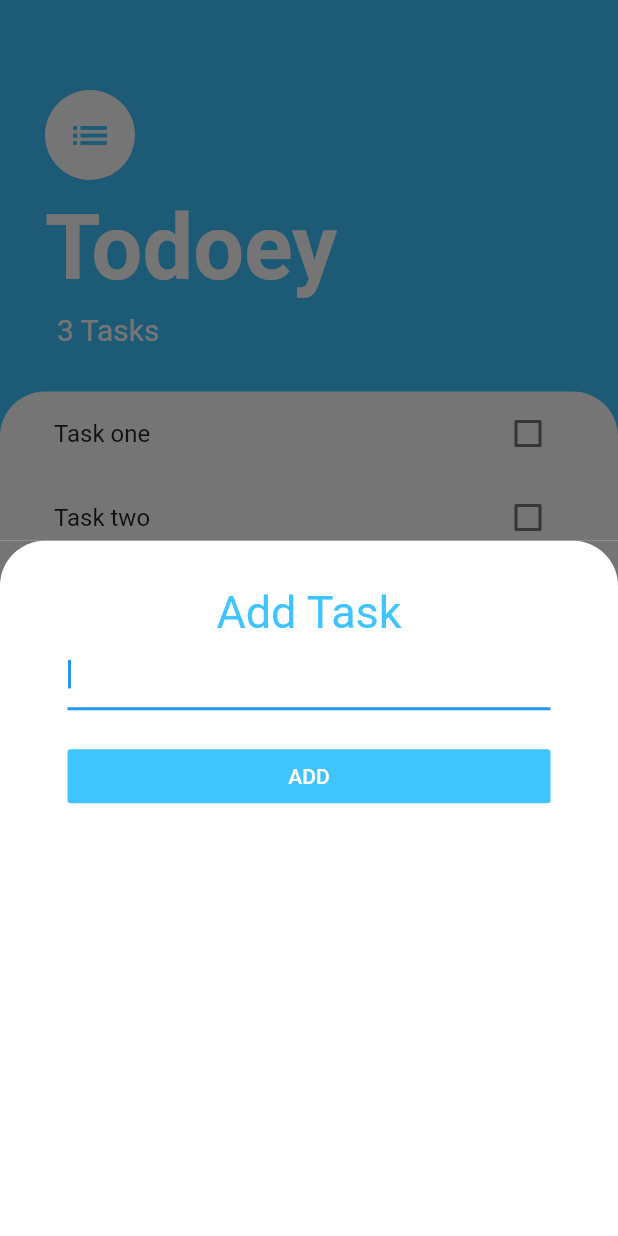
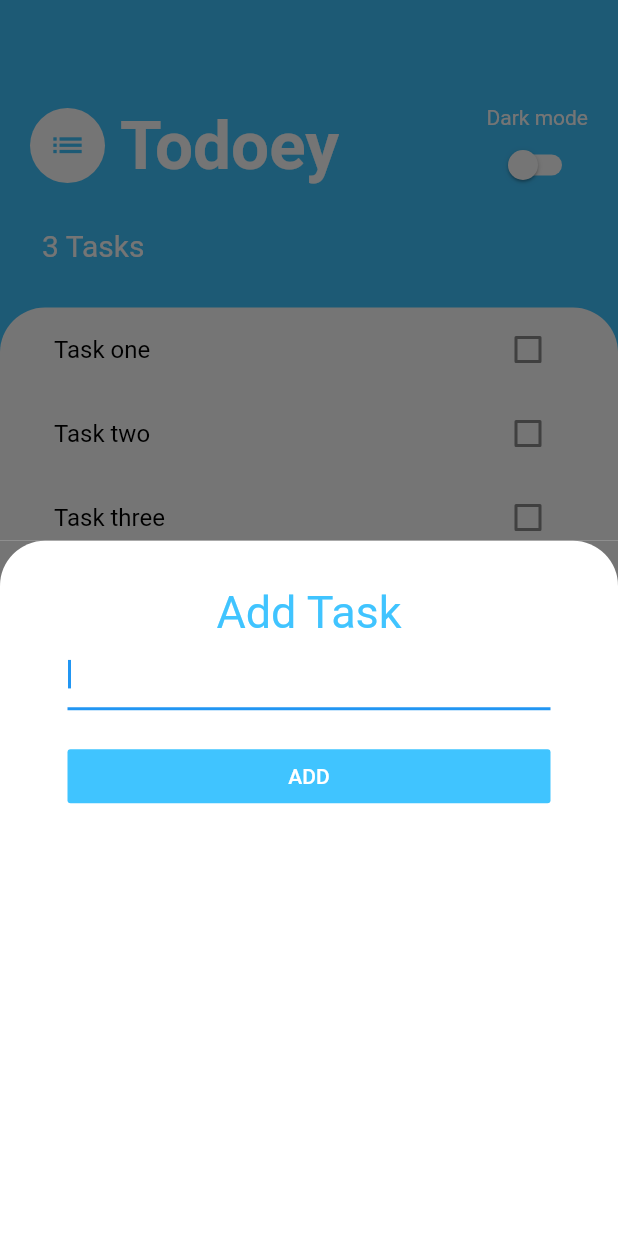
Before and after one commit to Fiyiin/todoey, a Flutter app: the screen it shows after launch, after a tap on the "add" icon, on a phone screen of 412 x 824 dp. Run offline on Flutter 3.47's test engine with Material 2 defaults, Android fonts, the phone set to English and light mode, and no system bars; our stand-ins replace shared_preferences.

Commit message:
Implement dark mode

```diff
--- a/lib/main.dart
+++ b/lib/main.dart
@@ -1,19 +1,48 @@
 import 'package:flutter/material.dart';
 import 'package:provider/provider.dart';
+import 'package:todoey/models/dark_theme.dart';
 import 'package:todoey/models/task_data.dart';
 import 'package:todoey/screens/tasks_screen.dart';
 
 void main() => runApp(MyApp());
 
-class MyApp extends StatelessWidget {
+class MyApp extends StatefulWidget {
+  @override
+  _MyAppState createState() => _MyAppState();
+}
+
+class _MyAppState extends State<MyApp> {
+  DarkThemeData themeChangeData = DarkThemeData();
+
+  @override
+  void initState() {
+    super.initState();
+    getCurrentAppTheme();
+  }
+
+  void getCurrentAppTheme() async {
+    themeChangeData.darkTheme =
+        await themeChangeData.darkThemePreference.getTheme();
+  }
 
   @override
   Widget build(BuildContext context) {
-    return ChangeNotifierProvider<TaskData>(
-      create: (context) => TaskData(),
-          child: MaterialApp(
-          home: TasksScreen(),
+    return MultiProvider(
+      providers: [
+        ChangeNotifierProvider(
+          create: (context) => DarkThemeData(),
         ),
+        ChangeNotifierProvider<TaskData>(
+          create: (context) => TaskData(),
+        )
+      ],
+      child: Consumer<DarkThemeData>(
+        builder: (BuildContext context, value, Widget child) {
+          return MaterialApp(
+            home: TasksScreen(),
+          );
+        },
+      ),
     );
   }
 }
--- /dev/null
+++ b/lib/models/dark_theme.dart
@@ -0,0 +1,16 @@
+import 'package:flutter/material.dart';
+import 'package:todoey/utilities/shared_preferences.dart';
+
+class DarkThemeData extends ChangeNotifier {
+  DarkThemePreference darkThemePreference = DarkThemePreference();
+
+  bool _darkTheme = false;
+
+  bool get darkTheme => _darkTheme;
+
+  set darkTheme(bool value) {
+    _darkTheme = value;
+    darkThemePreference.setDarkTheme(_darkTheme);
+    notifyListeners();
+  }
+}
--- a/lib/screens/tasks_screen.dart
+++ b/lib/screens/tasks_screen.dart
@@ -1,5 +1,6 @@
 import 'package:flutter/material.dart';
 import 'package:provider/provider.dart';
+import 'package:todoey/models/dark_theme.dart';
 import 'package:todoey/widgets/add_tasks_screen.dart';
 import 'package:todoey/widgets/tasks_list.dart';
 import 'package:todoey/models/task_data.dart';
@@ -7,44 +8,84 @@ import 'package:todoey/models/task_data.dart';
 class TasksScreen extends StatelessWidget {
   @override
   Widget build(BuildContext context) {
+    final themeData = Provider.of<DarkThemeData>(context);
     return Scaffold(
-      backgroundColor: Colors.lightBlueAccent,
+      backgroundColor:
+          themeData.darkTheme ? Colors.black : Colors.lightBlueAccent,
       body: Column(
         crossAxisAlignment: CrossAxisAlignment.start,
         children: [
           Container(
             padding: EdgeInsets.only(
-                top: 60.0, left: 30.0, bottom: 30.0, right: 30.0),
+                top: 60.0, left: 20.0, bottom: 30.0, right: 20.0),
             child: Column(
               crossAxisAlignment: CrossAxisAlignment.start,
               children: <Widget>[
+                Row(
+                  mainAxisAlignment: MainAxisAlignment.spaceBetween,
+                  children: <Widget>[
                     Container(
-                  child: CircleAvatar(
-                    radius: 30.0,
+                      child: Row(
+                        children: <Widget>[
+                          CircleAvatar(
+                            radius: 25.0,
                             backgroundColor: Colors.white,
                             child: Icon(
                               Icons.list,
                               color: Colors.lightBlueAccent,
-                      size: 30.0,
-                    ),
+                              size: 25.0,
                             ),
                           ),
                           SizedBox(
-                  height: 10.0,
+                            width: 10.0,
                           ),
                           Text(
                             'Todoey',
                             style: TextStyle(
-                    fontSize: 60.0,
+                              fontSize: 45.0,
                               color: Colors.white,
                               fontWeight: FontWeight.bold,
                             ),
+                          ),
+                        ],
+                      ),
+                    ),
+                    Padding(
+                      padding: const EdgeInsets.only(top:10.0),
+                      child: Column(
+                        children: <Widget>[
+                          Text(
+                            'Dark mode',
+                            style: TextStyle(
+                              color: Colors.white,
+                            ),
+                          ),
+                          Switch(
+                            activeColor: Colors.lightBlueAccent,
+                            activeTrackColor: Colors.white,
+                            inactiveThumbColor: Colors.white,
+                            inactiveTrackColor: Colors.white,
+                            value: themeData.darkTheme,
+                            onChanged: (value) {
+                              themeData.darkTheme = value;
+                            },
+                          ),
+                        ],
+                      ),
+                    )
+                  ],
+                ),
+                SizedBox(
+                  height: 10.0,
                 ),
                 Padding(
                   padding: const EdgeInsets.only(left: 8.0, top: 8.0),
                   child: Text(
                     '${Provider.of<TaskData>(context).taskCount} Tasks',
-                    style: TextStyle(fontSize: 20.0, color: Colors.white),
+                    style: TextStyle(
+                      fontSize: 20.0,
+                      color: Colors.white,
+                    ),
                   ),
                 ),
               ],
@@ -54,7 +95,7 @@ class TasksScreen extends StatelessWidget {
             child: Container(
               padding: EdgeInsets.symmetric(horizontal: 20.0),
               decoration: BoxDecoration(
-                color: Colors.white,
+                color: themeData.darkTheme ? Colors.black : Colors.white,
                 borderRadius: BorderRadius.only(
                   topLeft: Radius.circular(30.0),
                   topRight: Radius.circular(30.0),
@@ -67,6 +108,7 @@ class TasksScreen extends StatelessWidget {
       ),
       floatingActionButton: FloatingActionButton(
         backgroundColor: Colors.lightBlueAccent,
+        foregroundColor: Colors.white,
         child: Icon(
           Icons.add,
         ),
--- /dev/null
+++ b/lib/styles/styles.dart
@@ -0,0 +1,28 @@
+// import 'dart:ui';
+import 'package:flutter/material.dart';
+
+class Styles {
+  static ThemeData themeData(bool isDarkTheme, BuildContext context) {
+    return ThemeData(
+      // primarySwatch: Colors.red,
+      // primaryColor: isDarkTheme ? Colors.black : Colors.white,
+      // backgroundColor: isDarkTheme ? Colors.black : Color(0xffF1F5FB),
+      // indicatorColor: isDarkTheme ? Color(0xff0E1D36) : Color(0xffCBDCF8),
+      // buttonColor: isDarkTheme ? Color(0xff3B3B3B) : Color(0xffF1F5FB),
+      // hintColor: isDarkTheme ? Color(0xff280C0B) : Color(0xffEECED3),
+      // highlightColor: isDarkTheme ? Color(0xff372901) : Color(0xffFCE192),
+      // hoverColor: isDarkTheme ? Color(0xff3A3A3B) : Color(0xff4285F4),
+      // focusColor: isDarkTheme ? Color(0xff0B2512) : Color(0xffA8DAB5),
+      // disabledColor: Colors.grey,
+      // textSelectionColor: isDarkTheme ? Colors.white : Colors.black,
+      // cardColor: isDarkTheme ? Color(0xff151515) : Colors.white,
+      // canvasColor: isDarkTheme ? Colors.black : Colors.grey[50],
+      // brightness: isDarkTheme ? Brightness.dark : Brightness.light,
+      // buttonTheme: Theme.of(context).buttonTheme.copyWith(
+      //     colorScheme: isDarkTheme ? ColorScheme.dark() : ColorScheme.light()),
+      // appBarTheme: AppBarTheme(
+      //   elevation: 0.0,
+      // ),
+    );
+  }
+}
--- /dev/null
+++ b/lib/utilities/shared_preferences.dart
@@ -0,0 +1,15 @@
+import 'package:shared_preferences/shared_preferences.dart';
+
+class DarkThemePreference{
+  static const THEME_STATUS = "THEMESTATUS";
+
+  setDarkTheme(bool value) async {
+    SharedPreferences prefs = await SharedPreferences.getInstance();
+    prefs.setBool(THEME_STATUS, value);
+  }
+
+  Future<bool> getTheme() async {
+    SharedPreferences prefs = await SharedPreferences.getInstance();
+    return prefs.getBool(THEME_STATUS) ?? false;
+  }
+}
--- a/lib/widgets/tasks_tile.dart
+++ b/lib/widgets/tasks_tile.dart
@@ -1,4 +1,6 @@
 import 'package:flutter/material.dart';
+import 'package:provider/provider.dart';
+import 'package:todoey/models/dark_theme.dart';
 
 class TaskTile extends StatelessWidget {
   TaskTile({this.isChecked, this.title, this.onChanged, this.longPress});
@@ -9,17 +11,26 @@ class TaskTile extends StatelessWidget {
 
   @override
   Widget build(BuildContext context) {
+    final themeData = Provider.of<DarkThemeData>(context);
     return ListTile(
       title: Text(
         title,
         style: TextStyle(
+          color: themeData.darkTheme ? Colors.white : Colors.black,
           decoration: isChecked ? TextDecoration.lineThrough : null,
         ),
       ),
-      trailing: Checkbox(
-        activeColor: Colors.lightBlueAccent,
-        value: isChecked,
-        onChanged: onChanged,
+      trailing: Theme(
+        data: ThemeData(
+          unselectedWidgetColor:
+              themeData.darkTheme ? Colors.white : Colors.black45,
+        ),
+        child: Checkbox(
+          focusColor: Colors.black,
+          activeColor: Colors.lightBlueAccent,
+          value: isChecked,
+          onChanged: onChanged,
+        ),
       ),
       onLongPress: longPress,
     );
--- a/pubspec.yaml
+++ b/pubspec.yaml
@@ -24,6 +24,7 @@ dependencies:
   # Use with the CupertinoIcons class for iOS style icons.
   cupertino_icons: ^0.1.2
   provider: ^4.0.1
+  shared_preferences: ^0.5.6
 
 dev_dependencies:
   flutter_test:
```
Also changed, not shown: pubspec.lock, 2 other files. Lines whose indentation alone changed are shown as unchanged.
